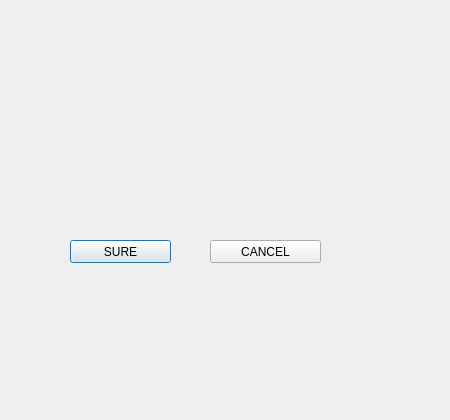
Qt form editwidget.ui (jjzhang166/DvrUI) before a commit.
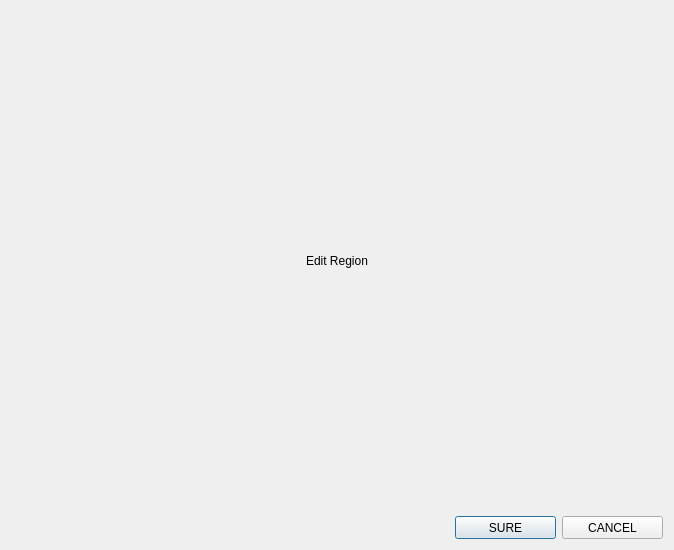
The same form after that commit.

What changed in the file:
```diff
--- a/editwidget.ui
+++ b/editwidget.ui
@@ -6,39 +6,80 @@
    <rect>
     <x>0</x>
     <y>0</y>
-    <width>450</width>
-    <height>420</height>
+    <width>674</width>
+    <height>550</height>
    </rect>
   </property>
   <property name="windowTitle">
    <string>Dialog</string>
   </property>
+  <layout class="QGridLayout" name="gridLayout_2" rowstretch="8,1">
+   <item row="0" column="0">
+    <widget class="QLabel" name="label">
+     <property name="text">
+      <string>Edit Region</string>
+     </property>
+     <property name="alignment">
+      <set>Qt::AlignCenter</set>
+     </property>
+    </widget>
+   </item>
+   <item row="1" column="0">
+    <layout class="QGridLayout" name="gridLayout">
+     <item row="0" column="0">
+      <spacer name="horizontalSpacer">
+       <property name="orientation">
+        <enum>Qt::Horizontal</enum>
+       </property>
+       <property name="sizeHint" stdset="0">
+        <size>
+         <width>158</width>
+         <height>20</height>
+        </size>
+       </property>
+      </spacer>
+     </item>
+     <item row="0" column="1">
   <widget class="QPushButton" name="pushButton">
-   <property name="geometry">
-    <rect>
-     <x>70</x>
-     <y>240</y>
+       <property name="minimumSize">
+        <size>
      <width>101</width>
      <height>23</height>
-    </rect>
+        </size>
+       </property>
+       <property name="maximumSize">
+        <size>
+         <width>101</width>
+         <height>23</height>
+        </size>
    </property>
    <property name="text">
     <string>SURE</string>
    </property>
   </widget>
+     </item>
+     <item row="0" column="2">
   <widget class="QPushButton" name="pushButton_2">
-   <property name="geometry">
-    <rect>
-     <x>210</x>
-     <y>240</y>
-     <width>111</width>
+       <property name="minimumSize">
+        <size>
+         <width>101</width>
      <height>23</height>
-    </rect>
+        </size>
+       </property>
+       <property name="maximumSize">
+        <size>
+         <width>101</width>
+         <height>23</height>
+        </size>
    </property>
    <property name="text">
     <string>CANCEL</string>
    </property>
   </widget>
+     </item>
+    </layout>
+   </item>
+  </layout>
  </widget>
  <resources/>
  <connections/>
```
Lines whose indentation alone changed are shown as unchanged.
